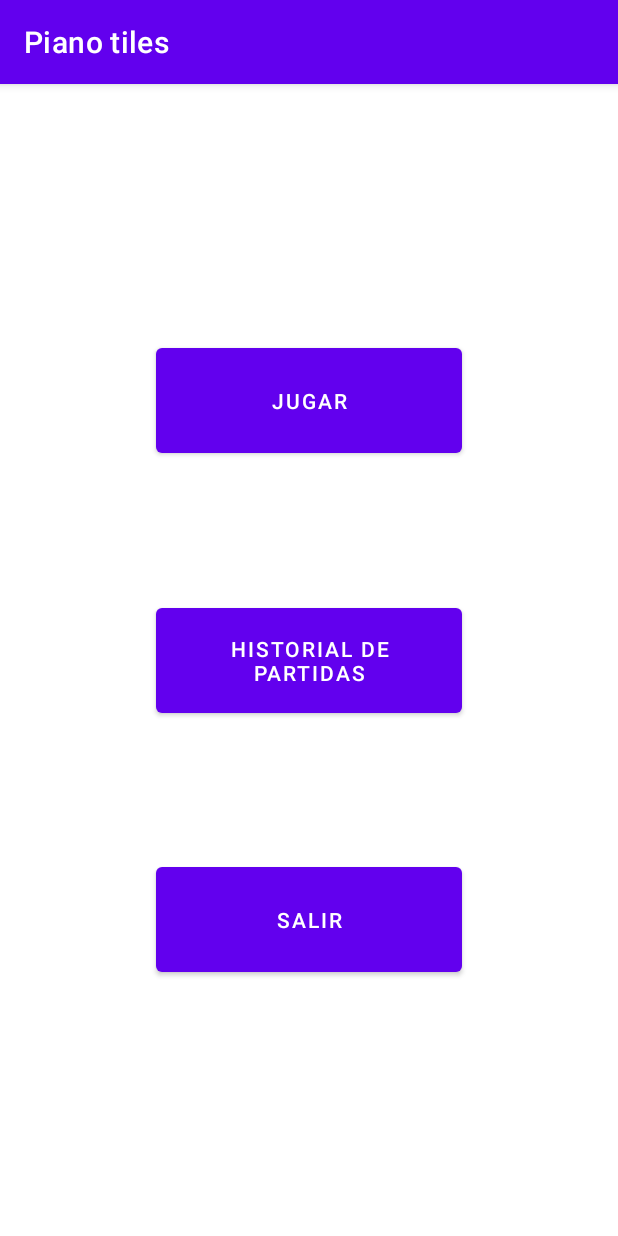
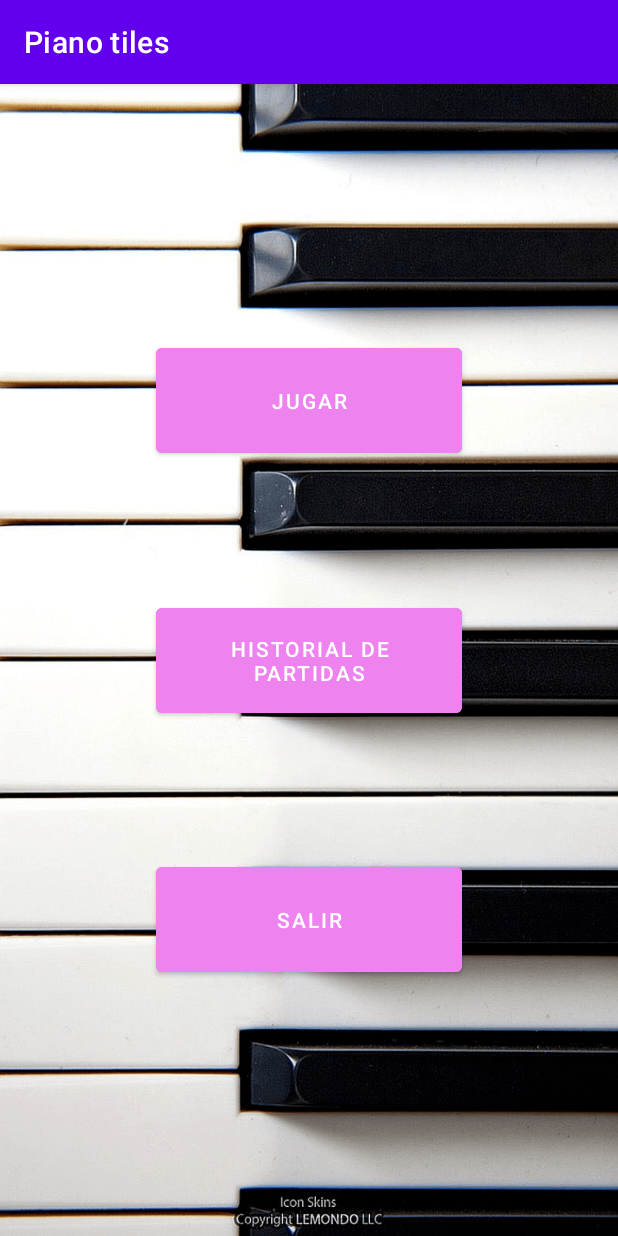
Before and after one commit to MJ-Curtido/ACDAT-JuegoManuSinSprites, an Android app: the screen it shows after launch (MainActivity), on a phone screen of 412 x 824 dp. Run offline under Robolectric (Android 15) with nearby library versions, the phone set to English and light mode, and no system bars.

```diff
--- a/app/src/main/AndroidManifest.xml
+++ b/app/src/main/AndroidManifest.xml
@@ -13,7 +13,9 @@
         tools:targetApi="31">
         <activity
             android:name=".vistas.JuegoView"
-            android:exported="false" />
+            android:exported="false"
+            android:screenOrientation="portrait"
+            android:theme="@style/Theme.AppCompat.NoActionBar"/>
         <activity
             android:name=".vistas.HistorialView"
             android:exported="false" />
--- a/app/src/main/java/com/example/acdat_juegomanusinsprites/vistas/JuegoView.java
+++ b/app/src/main/java/com/example/acdat_juegomanusinsprites/vistas/JuegoView.java
@@ -9,10 +9,6 @@ public class JuegoView extends AppCompatActivity {
     @Override
     protected void onCreate(Bundle savedInstanceState) {
         super.onCreate(savedInstanceState);
-        setContentView(new PianoView(JuegoView.this, JuegoView.this));
-    }
-
-    public void salirJuego() {
-        finish();
+        setContentView(new PianoView(JuegoView.this));
     }
 }
--- a/app/src/main/java/com/example/acdat_juegomanusinsprites/vistas/MainActivity.java
+++ b/app/src/main/java/com/example/acdat_juegomanusinsprites/vistas/MainActivity.java
@@ -3,6 +3,7 @@ package com.example.acdat_juegomanusinsprites.vistas;
 import androidx.appcompat.app.AppCompatActivity;
 
 import android.content.Intent;
+import android.media.MediaPlayer;
 import android.os.Bundle;
 import android.view.View;
 
@@ -11,6 +12,7 @@ import com.example.acdat_juegomanusinsprites.databinding.ActivityMainBinding;
 
 public class MainActivity extends AppCompatActivity implements View.OnClickListener {
     ActivityMainBinding binding;
+    MediaPlayer mp;
 
     @Override
     protected void onCreate(Bundle savedInstanceState) {
@@ -19,6 +21,11 @@ public class MainActivity extends AppCompatActivity implements View.OnClickListe
         binding = ActivityMainBinding.inflate(getLayoutInflater());
         View view = binding.getRoot();
         setContentView(view);
+
+        mp = MediaPlayer.create(this, R.raw.menu);
+        mp.setLooping(true);
+        mp.setVolume(0.5f, 0.5f);
+        mp.start();
 
         binding.btnJugar.setOnClickListener(this);
         binding.btnSalir.setOnClickListener(this);
@@ -29,13 +36,22 @@ public class MainActivity extends AppCompatActivity implements View.OnClickListe
     public void onClick(View view) {
         switch (view.getId()) {
             case R.id.btnJugar:
-                startActivity(new Intent(this, PianoView.class));
+                mp.stop();
+                startActivity(new Intent(this, JuegoView.class));
+                finish();
                 break;
             case R.id.btnSalir:
+                mp.stop();
                 finish();
                 break;
             case R.id.btnHistorialPartidas:
                 break;
         }
     }
+
+    @Override
+    public void onBackPressed() {
+        mp.stop();
+        super.onBackPressed();
+    }
 }
--- a/app/src/main/res/layout/activity_main.xml
+++ b/app/src/main/res/layout/activity_main.xml
@@ -4,6 +4,7 @@
     xmlns:tools="http://schemas.android.com/tools"
     android:layout_width="match_parent"
     android:layout_height="match_parent"
+    android:background="@drawable/background"
     tools:context=".vistas.MainActivity">
 
     <Button
@@ -13,6 +14,7 @@
         android:layout_marginStart="105dp"
         android:layout_marginTop="170dp"
         android:layout_marginEnd="105dp"
+        android:backgroundTint="#EE82EE"
         android:text="@string/btnJugar"
         app:layout_constraintEnd_toEndOf="parent"
         app:layout_constraintStart_toStartOf="parent"
@@ -26,6 +28,7 @@
         android:layout_marginTop="75dp"
         android:layout_marginEnd="105dp"
         android:layout_marginBottom="75dp"
+        android:backgroundTint="#EE82EE"
         android:text="@string/btnHistorialPartidas"
         app:layout_constraintBottom_toTopOf="@+id/btnSalir"
         app:layout_constraintEnd_toEndOf="parent"
@@ -39,6 +42,7 @@
         android:layout_marginStart="105dp"
         android:layout_marginEnd="105dp"
         android:layout_marginBottom="170dp"
+        android:backgroundTint="#EE82EE"
         android:text="@string/btnSalir"
         app:layout_constraintBottom_toBottomOf="parent"
         app:layout_constraintEnd_toEndOf="parent"
```
Also changed, not shown: app/src/main/java/com/example/acdat_juegomanusinsprites/clases/TeclaPiano.java (+8 -0 lines), app/src/main/java/com/example/acdat_juegomanusinsprites/vistas/PianoView.java (+34 -7 lines), app/src/main/res/drawable/background.png (added), 5 other files.
